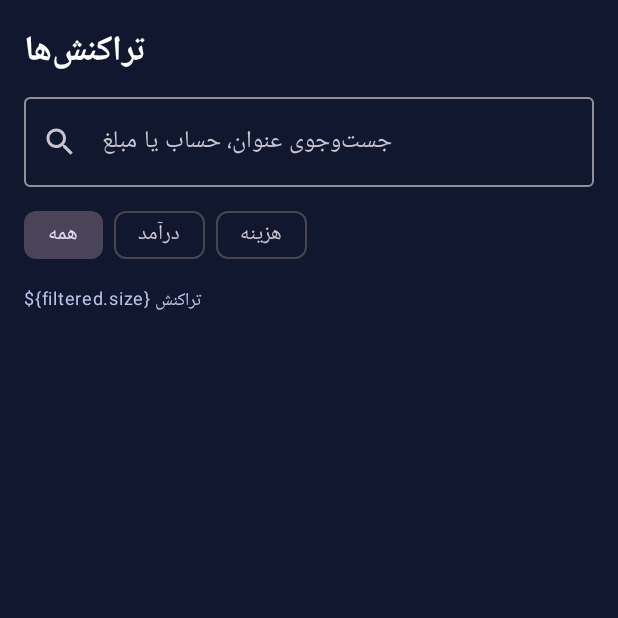
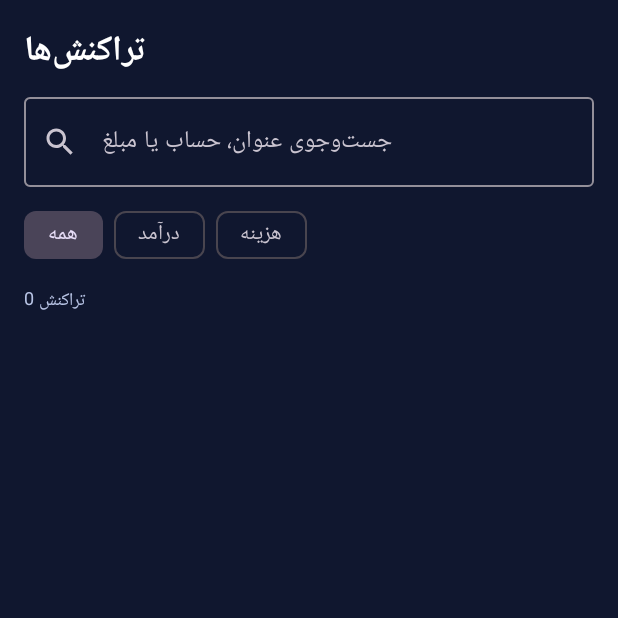
Before and after one commit to striran/family-finance-android, an Android app built with Jetpack Compose: the screen it shows after launch (MainActivity), item 2 of the bottom bar chosen, on a phone screen of 412 x 824 dp, the top half of it. Run offline under Robolectric (Android 15) with nearby library versions, the phone set to English and light mode, and no system bars.

Commit message:
Render live transaction search result count

```diff
--- a/app/src/main/java/ir/striran/familyfinance/MainActivity.kt
+++ b/app/src/main/java/ir/striran/familyfinance/MainActivity.kt
@@ -233,7 +233,7 @@ fun FinanceApp(db: FinanceDatabase, onExport: () -> Unit, onImport: () -> Unit)
             listOf("همه","درآمد","هزینه").forEach { type -> FilterChip(selected=filter==type,onClick={filter=type},label={Text(type)}) }
         }
         Spacer(Modifier.height(8.dp))
-        Text("\${filtered.size} تراکنش",color=sub,fontSize=12.sp)
+        Text("${filtered.size} تراکنش",color=sub,fontSize=12.sp)
         Spacer(Modifier.height(8.dp))
         if(filtered.isEmpty()) Box(Modifier.fillMaxSize(),contentAlignment=Alignment.Center){Text(if(txs.isEmpty())"تراکنشی برای نمایش وجود ندارد." else "نتیجه‌ای برای جست‌وجوی شما پیدا نشد.",color=sub)}
         else LazyColumn(verticalArrangement=Arrangement.spacedBy(9.dp)){items(filtered,key={it.id}){TxRow(it,fg,sub,dark,{onEdit(it)},{onDelete(it)})}}
```
